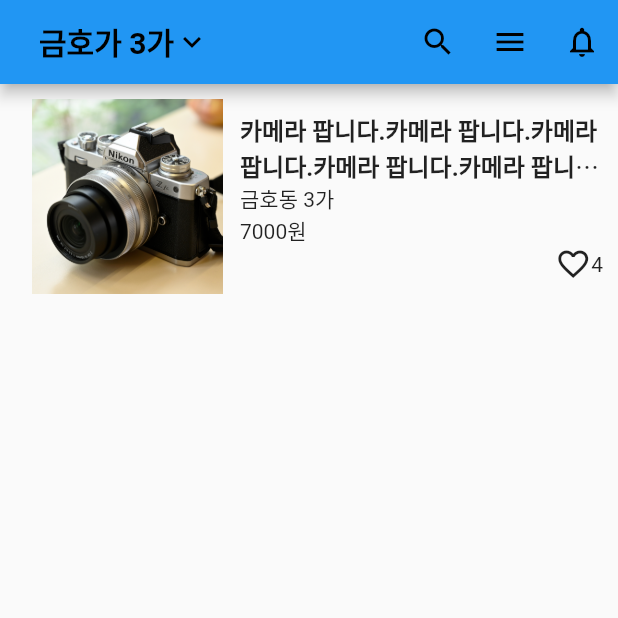
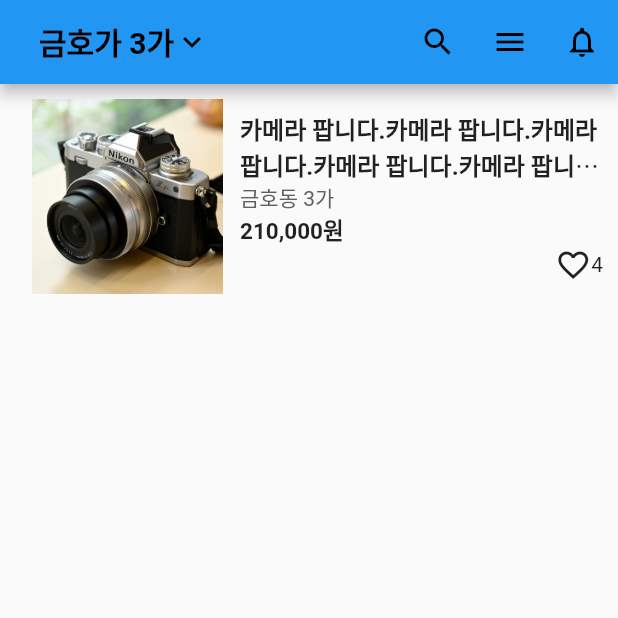
Before and after one commit to baejoonsoo/flutter_study, a Flutter app: the screen it shows after launch, on a phone screen of 412 x 824 dp, the top half of it. Run offline on Flutter 3.47's test engine with Material 2 defaults, Android fonts, the phone set to English and light mode, and no system bars.

Commit message:
text style

```diff
--- a/lib/main.dart
+++ b/lib/main.dart
@@ -73,10 +73,24 @@ class MyApp extends StatelessWidget {
                         overflow: TextOverflow.ellipsis,
                         "카메라 팝니다.카메라 팝니다.카메라 팝니다.카메라 팝니다.카메라 팝니다.카메라 팝니다.",
                         style: TextStyle(
-                            fontSize: 16, fontWeight: FontWeight.bold),
+                          fontSize: 16,
+                          fontWeight: FontWeight.bold,
+                        ),
                       ),
-                      const Text("금호동 3가"),
-                      const Text("7000원"),
+                      const Text(
+                        "금호동 3가",
+                        style: TextStyle(
+                          fontSize: 14,
+                          color: Color.fromARGB(255, 96, 96, 96),
+                        ),
+                      ),
+                      const Text(
+                        "210,000원",
+                        style: TextStyle(
+                          fontSize: 15,
+                          fontWeight: FontWeight.bold,
+                        ),
+                      ),
                       Row(
                         mainAxisAlignment: MainAxisAlignment.end,
                         children: const [
```
